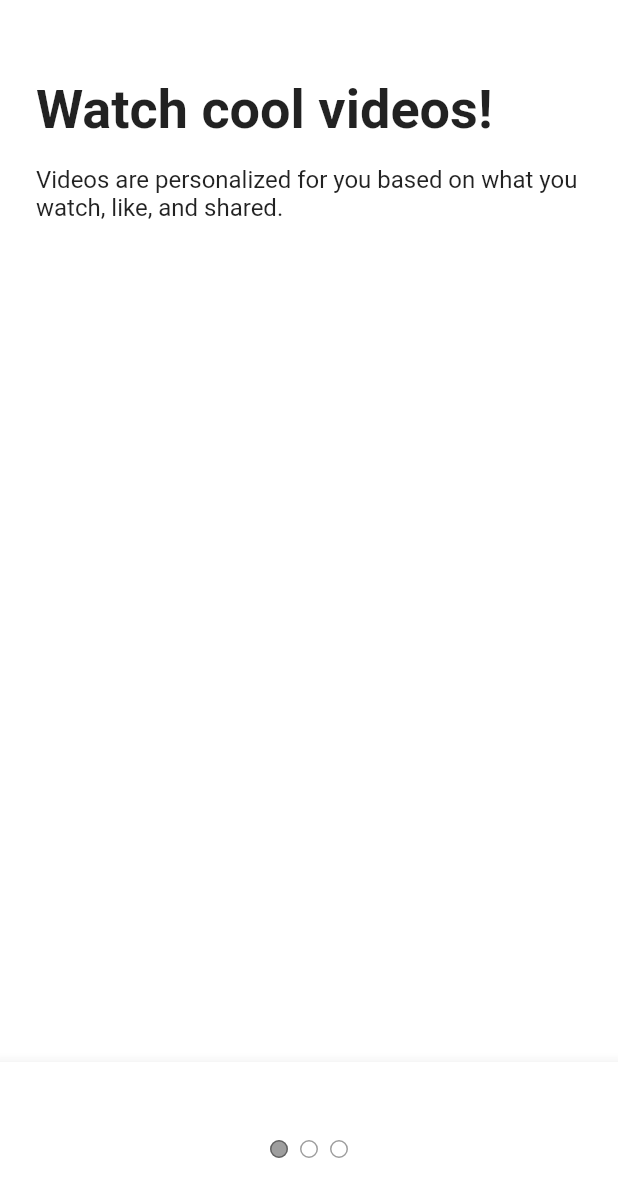
After one commit to irismake/tikNtok, a Flutter app: the screen it shows after launch, after a tap on "Next", on a phone screen of 412 x 824 dp. The commit adds this screen. Shown: the top 1197 px of the screen. Run offline on Flutter 3.47's test engine with Material 2 defaults, Android fonts, the phone set to English and light mode, and no system bars; our stand-ins replace font_awesome_flutter.

Commit message:
Style : tutorial_screen UI
DefaultTabController

```diff
--- a/lib/features/onbording/interests_screen.dart
+++ b/lib/features/onbording/interests_screen.dart
@@ -1,6 +1,7 @@
 import 'package:flutter/material.dart';
 import 'package:flutter/src/widgets/container.dart';
 import 'package:flutter/src/widgets/framework.dart';
+import 'package:tikntok/features/onbording/tutorial_screen.dart';
 import 'package:tikntok/features/onbording/widgets/interest_button.dart';
 
 import '../../constants/gaps.dart';
@@ -70,6 +71,11 @@
         _showTitle = false;
       });
     }
+  }
+
+  void _onNextTap() {
+    Navigator.push(context,
+        MaterialPageRoute(builder: ((context) => const TutorialScreen())));
   }
 
   @override
@@ -147,6 +153,8 @@
             left: Sizes.size24,
             right: Sizes.size24,
           ),
+          child: GestureDetector(
+            onTap: _onNextTap,
             child: Container(
                 padding: EdgeInsets.symmetric(
                   vertical: Sizes.size20,
@@ -164,6 +172,7 @@
                 )),
           ),
         ),
+      ),
     );
   }
 }
--- /dev/null
+++ b/lib/features/onbording/tutorial_screen.dart
@@ -0,0 +1,120 @@
+import 'package:flutter/material.dart';
+import 'package:flutter/src/widgets/container.dart';
+import 'package:flutter/src/widgets/framework.dart';
+
+import '../../constants/gaps.dart';
+import '../../constants/sizes.dart';
+
+class TutorialScreen extends StatefulWidget {
+  const TutorialScreen({super.key});
+
+  @override
+  State<TutorialScreen> createState() => _TutorialScreenState();
+}
+
+class _TutorialScreenState extends State<TutorialScreen> {
+  @override
+  Widget build(BuildContext context) {
+    return DefaultTabController(
+      length: 3,
+      child: Scaffold(
+        body: SafeArea(
+          child: TabBarView(
+            children: [
+              Padding(
+                padding: EdgeInsets.symmetric(
+                  horizontal: Sizes.size24,
+                ),
+                child: Column(
+                  crossAxisAlignment: CrossAxisAlignment.start,
+                  children: const [
+                    Gaps.v52,
+                    Text(
+                      "Watch cool videos!",
+                      style: TextStyle(
+                        fontSize: Sizes.size36,
+                        fontWeight: FontWeight.bold,
+                      ),
+                    ),
+                    Gaps.v16,
+                    Text(
+                      "Videos are personalized for you based on what you watch, like, and shared.",
+                      style: TextStyle(
+                        fontSize: Sizes.size16,
+                      ),
+                    ),
+                  ],
+                ),
+              ),
+              Padding(
+                padding: EdgeInsets.symmetric(
+                  horizontal: Sizes.size24,
+                ),
+                child: Column(
+                  crossAxisAlignment: CrossAxisAlignment.start,
+                  children: const [
+                    Gaps.v52,
+                    Text(
+                      "Follow the rules!",
+                      style: TextStyle(
+                        fontSize: Sizes.size36,
+                        fontWeight: FontWeight.bold,
+                      ),
+                    ),
+                    Gaps.v16,
+                    Text(
+                      "Videos are personalized for you based on what you watch, like, and shared.",
+                      style: TextStyle(
+                        fontSize: Sizes.size16,
+                      ),
+                    ),
+                  ],
+                ),
+              ),
+              Padding(
+                padding: EdgeInsets.symmetric(
+                  horizontal: Sizes.size24,
+                ),
+                child: Column(
+                  crossAxisAlignment: CrossAxisAlignment.start,
+                  children: const [
+                    Gaps.v52,
+                    Text(
+                      "Enjoy the ride",
+                      style: TextStyle(
+                        fontSize: Sizes.size36,
+                        fontWeight: FontWeight.bold,
+                      ),
+                    ),
+                    Gaps.v16,
+                    Text(
+                      "Videos are personalized for you based on what you watch, like, and shared.",
+                      style: TextStyle(
+                        fontSize: Sizes.size16,
+                      ),
+                    ),
+                  ],
+                ),
+              ),
+            ],
+          ),
+        ),
+        bottomNavigationBar: BottomAppBar(
+          child: Container(
+              padding: EdgeInsets.symmetric(
+                vertical: Sizes.size48,
+              ),
+              child: Row(
+                mainAxisAlignment: MainAxisAlignment.center,
+                children: const [
+                  TabPageSelector(
+                    color: Colors.white,
+                    selectedColor: Colors.black38,
+                  ),
+                ],
+              )),
+        ),
+      ),
+    );
+  }
+}
```
Lines whose indentation alone changed are shown as unchanged.
